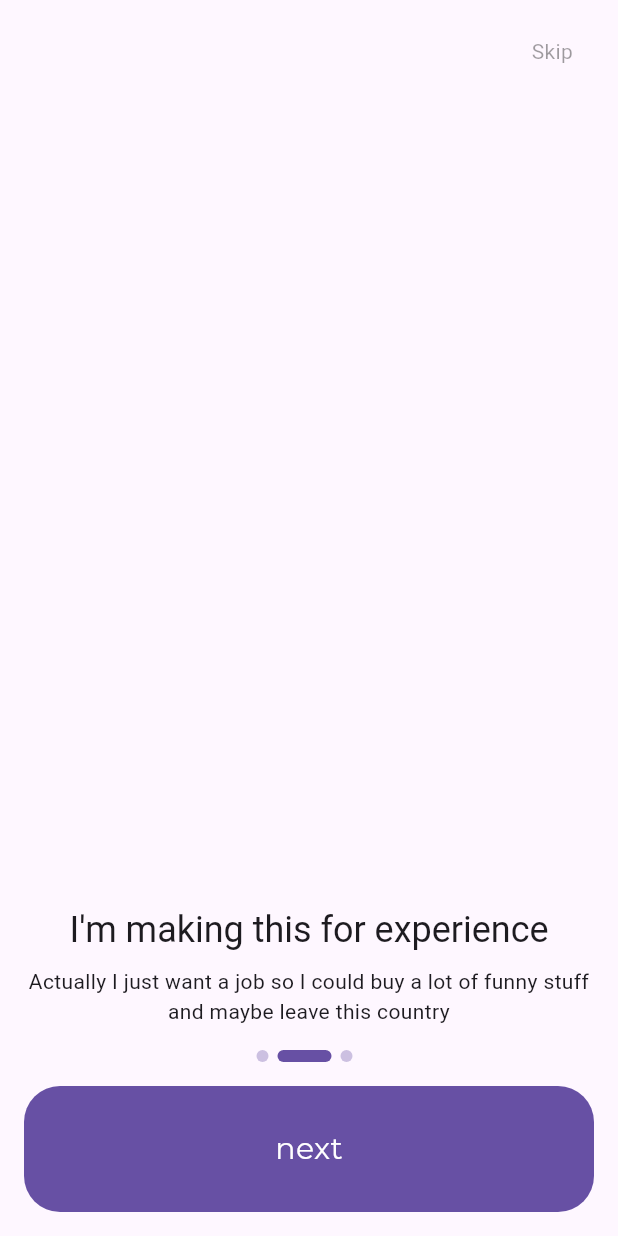
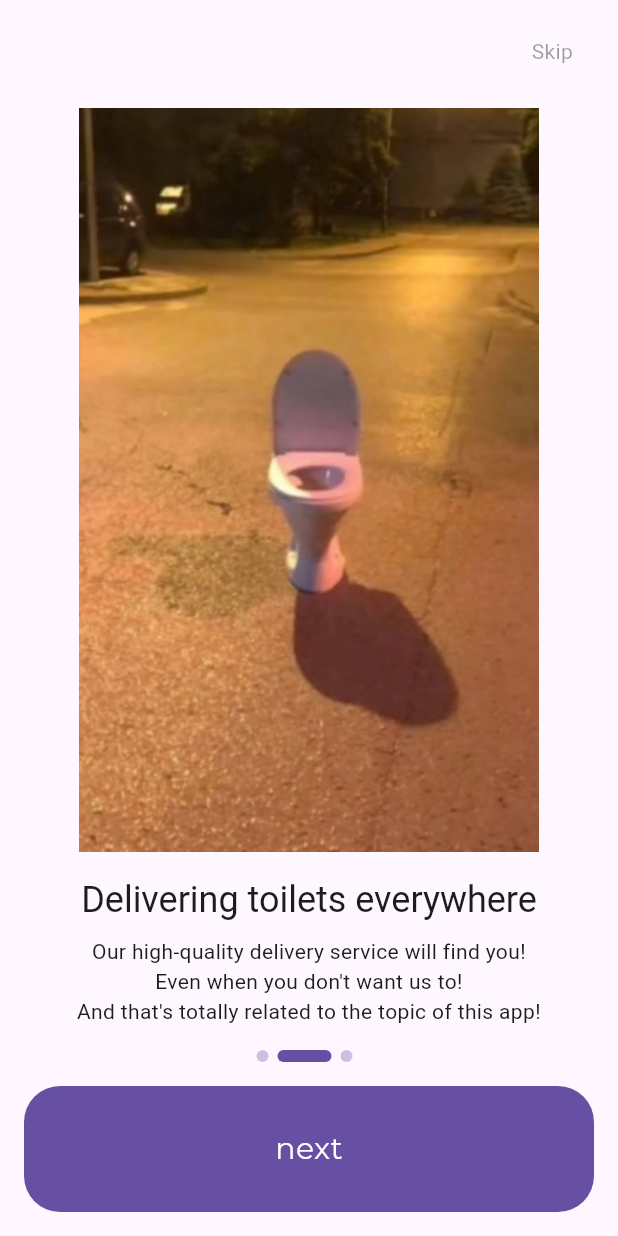
Before and after one commit to evaqum/flutter-shopping-list, a Flutter app: the screen it shows after launch, swiped to page 2, on a phone screen of 412 x 824 dp. Run offline on Flutter 3.47's test engine with Material 2 defaults, Android fonts, the phone set to English and light mode, and no system bars; our stand-ins replace bloc, flutter_bloc, freezed_annotation, get_it, google_fonts, hive and 4 more; accounts and stored records are empty.

Commit message:
feat(intro): updated skip button, remade intro pages

```diff
--- a/lib/presentation/intro/intro_screen.dart
+++ b/lib/presentation/intro/intro_screen.dart
@@ -26,24 +26,23 @@ class IntroScreen extends StatelessWidget {
 
 class _IntroScreenView extends StatelessWidget {
   final PageController _pageController = PageController();
-  static const List<Widget> _pages = [
+  static final List<Widget> _pages = [
     IntroPage(
-      header: 'Shopping might be boring',
-      subheader: 'Dude just buy stuff with delivery',
+      header: 'This DUCK is DRIPPIN',
+      subheader: 'Go get some DRIP like this DUCK',
+      child: Image.asset('assets/intro1.jpg'),
     ),
     IntroPage(
-      header: "I'm making this for experience",
-      subheader:
-          'Actually I just want a job so I could buy a lot of funny stuff\n'
-          'and maybe leave this country',
+      header: 'Delivering toilets everywhere',
+      subheader: 'Our high-quality delivery service will find you!\n'
+          "Even when you don't want us to!\n"
+          "And that's totally related to the topic of this app!",
+      child: Image.asset('assets/intro2.jpg'),
     ),
     IntroPage(
-      header: 'NACHINAEM?',
-      subheader: 'POGGers',
-      child: FlutterLogo(
-        style: FlutterLogoStyle.markOnly,
-        size: 256.0,
-      ),
+      header: "Here's our phone",
+      subheader: 'Feel free to call us at any time',
+      child: Image.asset('assets/intro3.jpg'),
     ),
   ];
 
--- a/lib/presentation/intro/widgets/intro_page.dart
+++ b/lib/presentation/intro/widgets/intro_page.dart
@@ -20,7 +20,10 @@ class IntroPage extends StatelessWidget {
       mainAxisAlignment: MainAxisAlignment.end,
       crossAxisAlignment: CrossAxisAlignment.center,
       children: [
-        if (child != null) Expanded(child: child!),
+        if (child != null) ...[
+          Expanded(child: child!),
+          const SizedBox(height: 16.0),
+        ],
         Text(
           header,
           style: context.textTheme.headline5,
--- a/lib/presentation/intro/widgets/skip_button.dart
+++ b/lib/presentation/intro/widgets/skip_button.dart
@@ -35,10 +35,9 @@ class SkipButton extends StatelessWidget {
           child: Ink(
             child: InkWell(
               borderRadius: BorderRadius.circular(16.0),
-              onTap: () {
-                if (isLastPage) {
-                  return;
-                }
+              onTap: isLastPage
+                  ? null
+                  : () {
                       pageController?.animateToPage(
                         pagesLength - 1,
                         duration: aMillisecond * 500,
```
Lines whose indentation alone changed are shown as unchanged.
